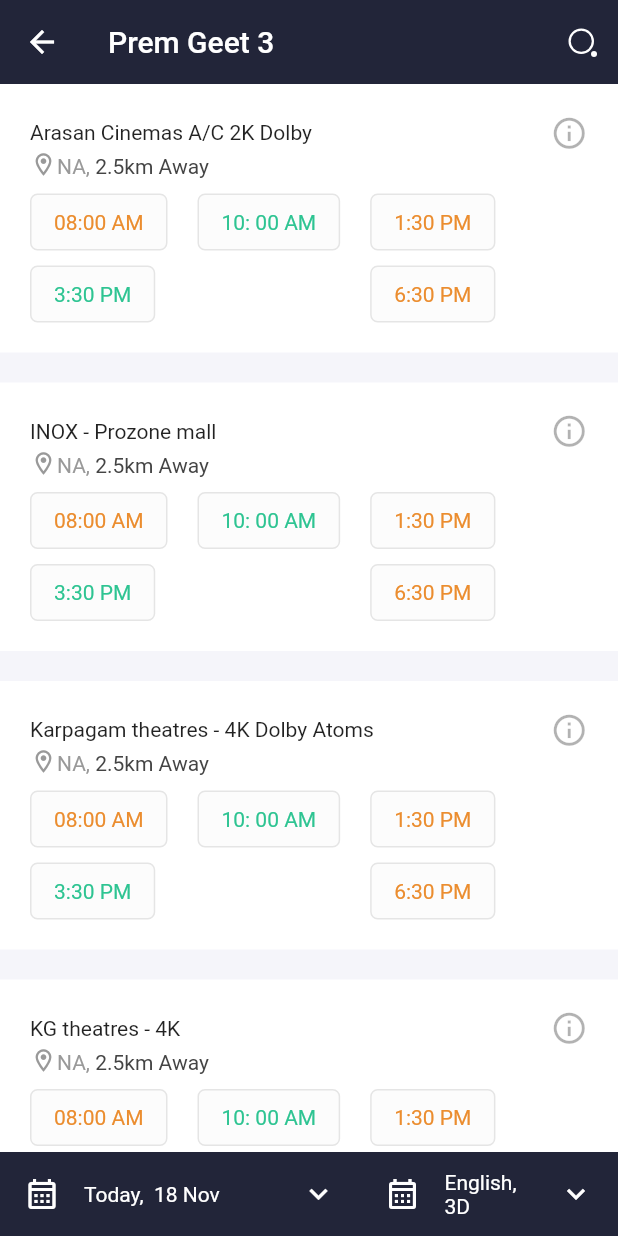
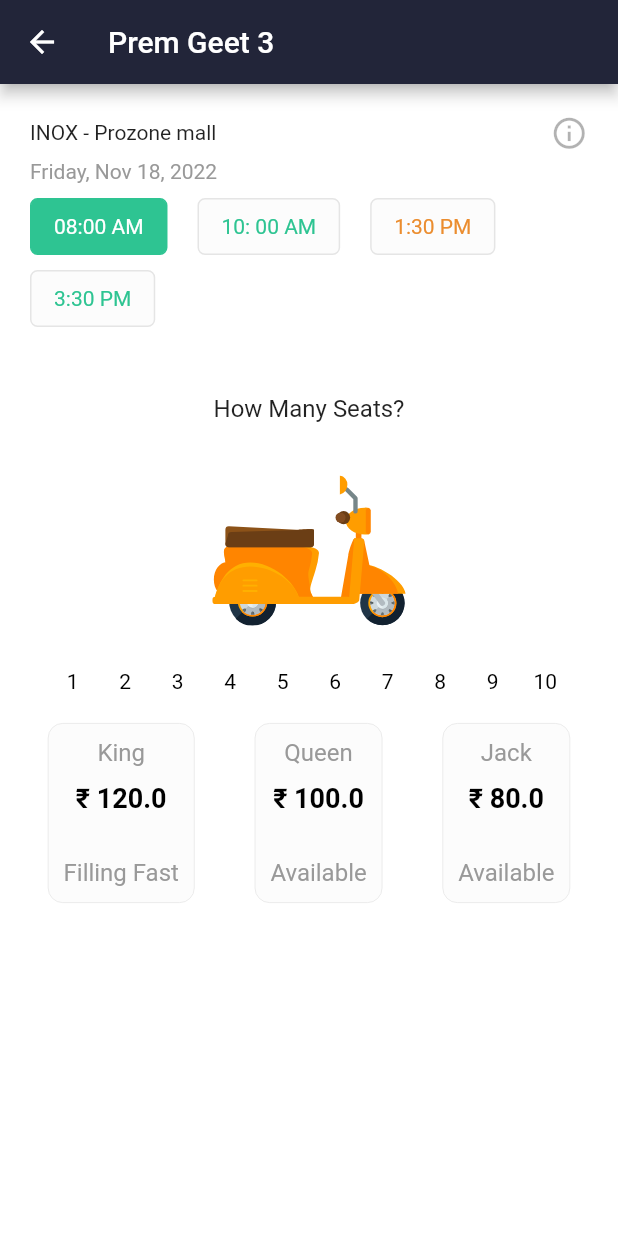
Before and after one commit to Manoj882/movie_booking_app, a Flutter app: the ListCinemaScreen screen opened directly with sample values from the repository, after a tap on "10: 00 AM", on a phone screen of 412 x 824 dp. Run offline on Flutter 3.47's test engine with Material 2 defaults, Android fonts, the phone set to English and light mode, and no system bars; our stand-ins replace cached_network_image, dotted_border, firebase_auth, firebase_core, flutter_svg, geocoding and 6 more; accounts and stored records are empty; network calls fail.

Commit message:
added seat selection screen

```diff
--- /dev/null
+++ b/lib/controllers/seat_selection_controller.dart
@@ -0,0 +1,31 @@
+
+
+import 'package:get/get.dart';
+
+class SeatSelectionController extends GetxController{
+  static SeatSelectionController instance = Get.find();
+  RxInt timeSelectedIndex = 0.obs;
+
+  static int initialValue = -1;
+
+  RxInt noOfSeats = initialValue.obs;
+
+  RxInt seatType = initialValue.obs;
+
+  updateNoOfSeats(int value){
+    noOfSeats = value.obs;
+    update();
+  }
+
+  String getAsset(){
+    int val = noOfSeats.value;
+    if(val <= 2){
+      return 'vespa.svg';
+    } else if (val > 2 && val <= 4){
+      return 'car.svg';
+    } else if(val > 4 && val<= 8){
+      return 'van.svg';
+    }
+    return 'bus.svg';
+  }
+}
--- a/lib/repository/datas/custom_data.dart
+++ b/lib/repository/datas/custom_data.dart
@@ -2,6 +2,7 @@ import 'package:movie_booking_app/repository/models/ad_slider_model.dart';
 import 'package:movie_booking_app/repository/models/crew_cast_model.dart';
 import 'package:movie_booking_app/repository/models/menu_model.dart';
 import 'package:movie_booking_app/repository/models/offer_model.dart';
+import 'package:movie_booking_app/repository/models/seat_layout_model.dart';
 import 'package:movie_booking_app/repository/models/theatre_model.dart';
 import 'package:movie_booking_app/utils/app_theme.dart';
 
@@ -191,3 +192,20 @@ List<String> screens = [
   "3D",
   "2D",
 ];
+
+final seatLayout = SeatLayoutModel(
+    rows: 10,
+    columns: 11,
+    seatTypes: [
+      {"title": "King", "price": 120.0, "status": "Filling Fast"},
+      {"title": "Queen", "price": 100.0, "status": "Available"},
+      {"title": "Jack", "price": 80.0, "status": "Available"},
+    ],
+    theatreId: 123,
+    gap: 2,
+    gapColumnIndex: 5,
+    isLastFilled: true,
+    rowBreaks: [5, 3, 2],
+  );
+
+  final List<int> seat = [1,2,3,4,5,6,7,8,9,10];
--- a/lib/screens/list_cinema_screen.dart
+++ b/lib/screens/list_cinema_screen.dart
@@ -5,8 +5,10 @@ import 'package:intl/intl.dart';
 import 'package:intl/date_symbol_data_local.dart';
 import 'package:movie_booking_app/controllers/calendar_controller.dart';
 import 'package:movie_booking_app/controllers/common_controller.dart';
+import 'package:movie_booking_app/controllers/seat_selection_controller.dart';
 import 'package:movie_booking_app/repository/datas/custom_data.dart';
 import 'package:movie_booking_app/repository/models/movie_model.dart';
+import 'package:movie_booking_app/screens/seat_selection_screen.dart';
 import 'package:movie_booking_app/utils/app_theme.dart';
 import 'package:movie_booking_app/utils/custom_calendar.dart';
 import 'package:movie_booking_app/widgets/screen_selection_block.dart';
@@ -36,6 +38,7 @@ class _ListCinemaScreenState extends State<ListCinemaScreen> {
   @override
   void initState() {
     calendarController = Get.put(CalendarController());
+    Get.put(SeatSelectionController());
 
     initializeDateFormatting('en');
     super.initState();
@@ -174,6 +177,10 @@ class _ListCinemaScreenState extends State<ListCinemaScreen> {
                   bottom: index != theatres.length - 1 ? 20 : 0),
               child: TheatreBlock(
                 model: theatres[index],
+                onTimeTap: (index) {
+                  Get.to(() => SeatSelectionScreen(
+                      theatreModel: theatres[index], movieModel: widget.model));
+                },
               ),
             );
           },
@@ -230,9 +237,18 @@ class TheatreSearchDelegate extends SearchDelegate<String> {
       itemCount: suggestionList.length,
       itemBuilder: (_, index) {
         return Container(
-          padding: EdgeInsets.only(bottom: index != suggestionList.length - 1 ? 20 : 0),
+          padding: EdgeInsets.only(
+              bottom: index != suggestionList.length - 1 ? 20 : 0),
           child: TheatreBlock(
             model: suggestionList[index],
+            onTimeTap: (index) {
+              Get.to(
+                () => SeatSelectionScreen(
+                  theatreModel: suggestionList[index],
+                  movieModel: model,
+                ),
+              );
+            },
           ),
         );
       },
--- /dev/null
+++ b/lib/screens/seat_selection_screen.dart
@@ -0,0 +1,89 @@
+import 'package:flutter/material.dart';
+import 'package:flutter_svg/flutter_svg.dart';
+import 'package:get/get.dart';
+import 'package:movie_booking_app/controllers/seat_selection_controller.dart';
+import 'package:movie_booking_app/repository/datas/custom_data.dart';
+import 'package:movie_booking_app/repository/models/movie_model.dart';
+import 'package:movie_booking_app/repository/models/theatre_model.dart';
+import 'package:movie_booking_app/utils/app_theme.dart';
+import 'package:movie_booking_app/widgets/no_of_seats.dart';
+import 'package:movie_booking_app/widgets/seat_type.dart';
+import 'package:movie_booking_app/widgets/theatre_block.dart';
+
+class SeatSelectionScreen extends StatefulWidget {
+  const SeatSelectionScreen(
+      {required this.theatreModel, required this.movieModel, super.key});
+
+  final TheatreModel theatreModel;
+  final MovieModel movieModel;
+
+  @override
+  State<SeatSelectionScreen> createState() => _SeatSelectionScreenState();
+}
+
+class _SeatSelectionScreenState extends State<SeatSelectionScreen> {
+  noOfSeatSelection() {
+    return Expanded(
+      child: Container(
+        height: double.maxFinite,
+        width: double.maxFinite,
+        color: Colors.white,
+        child: SingleChildScrollView(
+          child: Column(
+            children: [
+              const Padding(
+                padding: EdgeInsets.symmetric(vertical: 15),
+                child: Text(
+                  'How Many Seats?',
+                  style: TextStyle(
+                    fontSize: 16,
+                  ),
+                ),
+              ),
+              Obx(
+                () => Padding(
+                  padding:
+                      const EdgeInsets.symmetric(horizontal: 50, vertical: 20),
+                  child: SvgPicture.asset(
+                    'assets/images/vehicles/${SeatSelectionController.instance.getAsset()}',
+                    height: 100,
+                    fit: BoxFit.fill,
+                  ),
+                ),
+              ),
+              NoOfSeats(onTap: SeatSelectionController.instance.noOfSeats),
+              const SizedBox(
+                height: 10,
+              ),
+              SeatType(onTap: SeatSelectionController.instance.seatType),
+            ],
+          ),
+        ),
+      ),
+    );
+  }
+
+  @override
+  Widget build(BuildContext context) {
+    return Scaffold(
+      appBar: AppBar(
+        title: Text(
+          widget.movieModel.title,
+        ),
+      ),
+      body: Column(
+        children: [
+          TheatreBlock(
+            model: widget.theatreModel,
+            onTimeTap: SeatSelectionController.instance.timeSelectedIndex,
+            isBooking: true,
+          ),
+          const SizedBox(
+            height: 10,
+          ),
+          noOfSeatSelection(),
+        ],
+      ),
+    );
+  }
+}
--- /dev/null
+++ b/lib/widgets/no_of_seats.dart
@@ -0,0 +1,55 @@
+import 'package:flutter/material.dart';
+import 'package:get/get.dart';
+import 'package:movie_booking_app/controllers/seat_selection_controller.dart';
+import 'package:movie_booking_app/repository/datas/custom_data.dart';
+import 'package:movie_booking_app/utils/app_theme.dart';
+
+class NoOfSeats extends StatelessWidget {
+  const NoOfSeats({
+    required this.onTap,
+    super.key});
+
+  final Function(int) onTap;
+
+
+
+  @override
+  Widget build(BuildContext context) {
+    return Obx(
+      () => Wrap(
+        alignment: WrapAlignment.spaceAround,
+        children: List.generate(
+              seat.length,
+              (index) => GestureDetector(
+                onTap: () {
+                  onTap(index + 1);
+                },
+                child: AnimatedContainer(
+                  duration: const Duration(milliseconds: 300),
+                  height: 35,
+                  width: 35,
+                  decoration: BoxDecoration(
+                    color: index + 1 ==
+                            SeatSelectionController
+                                .instance.noOfSeats.value
+                        ? AppTheme.greenColor
+                        : Colors.white,
+                    borderRadius: BorderRadius.circular(5),
+                  ),
+                  padding: const EdgeInsets.all(5),
+                  child: Center(
+                    child: Text(
+                      '${index + 1}',
+                      style: TextStyle(
+                        color: index + 1 == SeatSelectionController.instance.noOfSeats.value ? Colors.white : Colors.black,
+                      ),
+                    ),
+                  ),
+                ),
+              ),
+            )
+            .toList(),
+      ),
+    );
+  }
+}
--- /dev/null
+++ b/lib/widgets/seat_type.dart
@@ -0,0 +1,93 @@
+import 'package:flutter/material.dart';
+import 'package:get/get.dart';
+import 'package:movie_booking_app/controllers/seat_selection_controller.dart';
+import 'package:movie_booking_app/repository/datas/custom_data.dart';
+import 'package:movie_booking_app/utils/app_theme.dart';
+
+class SeatType extends StatelessWidget {
+  const SeatType({required this.onTap, super.key});
+
+  final Function(int) onTap;
+
+  @override
+  Widget build(BuildContext context) {
+    return Obx(
+      () => Wrap(
+          alignment: WrapAlignment.spaceBetween,
+          children: List.generate(
+            seatLayout.seatTypes.length,
+            (index) => Padding(
+              padding: const EdgeInsets.only(right: 20, left: 20),
+              child: GestureDetector(
+                onTap: () {
+                  onTap(index);
+                },
+                child: AnimatedContainer(
+                  duration: const Duration(milliseconds: 300),
+                  padding: const EdgeInsets.all(10),
+                  decoration: BoxDecoration(
+                    color:
+                        index == SeatSelectionController.instance.seatType.value
+                            ? AppTheme.greenColor
+                            : const Color(0xfffcfcfc),
+                    borderRadius: BorderRadius.circular(10),
+                    border: Border.all(
+                      width: 0.5,
+                      color: index ==
+                              SeatSelectionController.instance.seatType.value
+                          ? AppTheme.greenColor
+                          : const Color(0xffe5e5e5),
+                    ),
+                  ),
+                  child: Column(
+                    children: [
+                      Text(
+                        '${seatLayout.seatTypes[index]['title']}',
+                        style: TextStyle(
+                          color: index ==
+                                  SeatSelectionController
+                                      .instance.seatType.value
+                              ? Colors.white
+                              : const Color(0xff999999),
+                          fontSize: 16,
+                        ),
+                      ),
+                      const SizedBox(
+                        height: 10,
+                      ),
+                      Text(
+                        '\u20B9 ${seatLayout.seatTypes[index]['price']}',
+                        style: TextStyle(
+                          color: index ==
+                                  SeatSelectionController
+                                      .instance.seatType.value
+                              ? Colors.white
+                              : Colors.black,
+                          fontSize: 18,
+                          fontWeight: FontWeight.bold,
+                        ),
+                      ),
+                      const SizedBox(
+                        height: 30,
+                      ),
+                      Text(
+                        '${seatLayout.seatTypes[index]['status']}',
+                        style: TextStyle(
+                          color: index ==
+                                  SeatSelectionController
+                                      .instance.seatType.value
+                              ? Colors.white
+                              : const Color(0xff999999),
+                          fontSize: 16,
+                        ),
+                      ),
+                    ],
+                  ),
+                ),
+              ),
+            ),
+          ),
+          ),
+    );
+  }
+}
--- a/lib/widgets/theatre_block.dart
+++ b/lib/widgets/theatre_block.dart
@@ -1,17 +1,28 @@
 import 'package:flutter/material.dart';
+import 'package:get/get.dart';
+import 'package:movie_booking_app/controllers/calendar_controller.dart';
 import 'package:movie_booking_app/controllers/location_controller.dart';
+import 'package:movie_booking_app/controllers/seat_selection_controller.dart';
 import 'package:movie_booking_app/repository/models/theatre_model.dart';
 import 'package:movie_booking_app/utils/app_theme.dart';
 import 'package:movie_booking_app/widgets/facilities_bottom_sheet.dart';
 
 class TheatreBlock extends StatelessWidget {
-  const TheatreBlock({required this.model, Key? key}) : super(key: key);
+  const TheatreBlock(
+      {required this.model,
+      this.isBooking = false,
+      required this.onTimeTap,
+      Key? key})
+      : super(key: key);
 
   final TheatreModel model;
+  final bool isBooking;
+  final Function(int) onTimeTap;
 
   @override
   Widget build(BuildContext context) {
     final Size size = MediaQuery.of(context).size;
+    var instance = CalendarController.instance;
     return Container(
       padding: const EdgeInsets.all(20),
       color: Colors.white,
@@ -33,7 +44,9 @@ class TheatreBlock extends StatelessWidget {
                     constraints: BoxConstraints(
                       maxHeight: size.height * 0.63,
                     ),
-                    builder: (_) => FacilitiesBottomSheet(model: model,),
+                    builder: (_) => FacilitiesBottomSheet(
+                      model: model,
+                    ),
                   );
                 },
                 child: Icon(
@@ -44,7 +57,17 @@ class TheatreBlock extends StatelessWidget {
               ),
             ],
           ),
-          RichText(
+          const SizedBox(
+            height: 5,
+          ),
+          isBooking
+          ? Text(
+            instance.format.format(instance.selectedMovieDate.value),
+            style: const TextStyle(
+              color: Color(0xff999999),
+            ),
+          )
+          : RichText(
             text: TextSpan(
               children: [
                 const WidgetSpan(
@@ -56,11 +79,11 @@ class TheatreBlock extends StatelessWidget {
                 ),
                 TextSpan(
                   text: LocationController.instance.city.value + ', ',
-                  style: TextStyle(
+                  style: const TextStyle(
                     color: Color(0xff999999),
                   ),
                 ),
-                TextSpan(
+                const TextSpan(
                   text: '2.5km Away',
                   style: TextStyle(color: Color(0xff444444)),
                 ),
@@ -70,25 +93,30 @@ class TheatreBlock extends StatelessWidget {
           const SizedBox(
             height: 10,
           ),
-          Wrap(
+           Obx(
+             () => Wrap(
                 runSpacing: 10,
                 spacing: 20,
-            alignment: WrapAlignment.spaceBetween,
+                alignment: WrapAlignment.start,
                 children: List.generate(
-              5,
+                  4,
                   (index) {
+                    bool isSelected = index == SeatSelectionController.instance.timeSelectedIndex.value && isBooking;
                     Color color =
                         index % 2 == 0 ? AppTheme.orangeColor : AppTheme.greenColor;
                     return GestureDetector(
-                  onTap: () {},
+                      onTap: () {
+                        //to select seat
+                        onTimeTap(index);
+                      },
                       child: AnimatedContainer(
                         duration: const Duration(milliseconds: 300),
                         decoration: BoxDecoration(
-                      color: Color(0x22E5E5E5),
+                          color:isSelected ? AppTheme.greenColor :const Color(0x22E5E5E5),
                           borderRadius: BorderRadius.circular(5),
                           border: Border.all(
                             width: 1,
-                        color: const Color(0xffE5E5E5),
+                            color:isSelected ? AppTheme.greenColor : const Color(0xffE5E5E5),
                           ),
                         ),
                         padding: const EdgeInsets.symmetric(
@@ -98,7 +126,7 @@ class TheatreBlock extends StatelessWidget {
                         child: Text(
                           model.timings[index],
                           style: TextStyle(
-                        color: color,
+                            color: isSelected ? Colors.white : color,
                           ),
                         ),
                       ),
@@ -106,6 +134,8 @@ class TheatreBlock extends StatelessWidget {
                   },
                 ),
               ),
+           ),
+
         ],
       ),
     );
--- a/pubspec.yaml
+++ b/pubspec.yaml
@@ -83,6 +83,7 @@ flutter:
     - assets/images/icons/
     - assets/images/actors/
     - assets/images/facilities/
+    - assets/images/vehicles/
   #   - images/a_dot_ham.jpeg
 
   # An image asset can refer to one or more resolution-specific "variants", see
```
Also changed, not shown: lib/repository/models/seat_layout_model.dart (added, +110 -0 lines), assets/images/vehicles/bus.svg (added), assets/images/vehicles/car.svg (added), assets/images/vehicles/van.svg (added), assets/images/vehicles/vespa.svg (added). Lines whose indentation alone changed are shown as unchanged.
